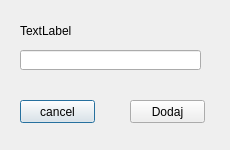
ironiron/baza, file dodaje.ui: the form before one commit.
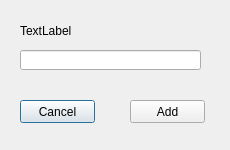
The form after the commit.

Patch:
```diff
--- a/dodaje.ui
+++ b/dodaje.ui
@@ -36,7 +36,7 @@
     </rect>
    </property>
    <property name="text">
-    <string>cancel</string>
+    <string>Cancel</string>
    </property>
   </widget>
   <widget class="QPushButton" name="zastosuj">
@@ -49,7 +49,7 @@
     </rect>
    </property>
    <property name="text">
-    <string>Dodaj</string>
+    <string>Add</string>
    </property>
   </widget>
   <widget class="QLineEdit" name="lineEdit">
```
